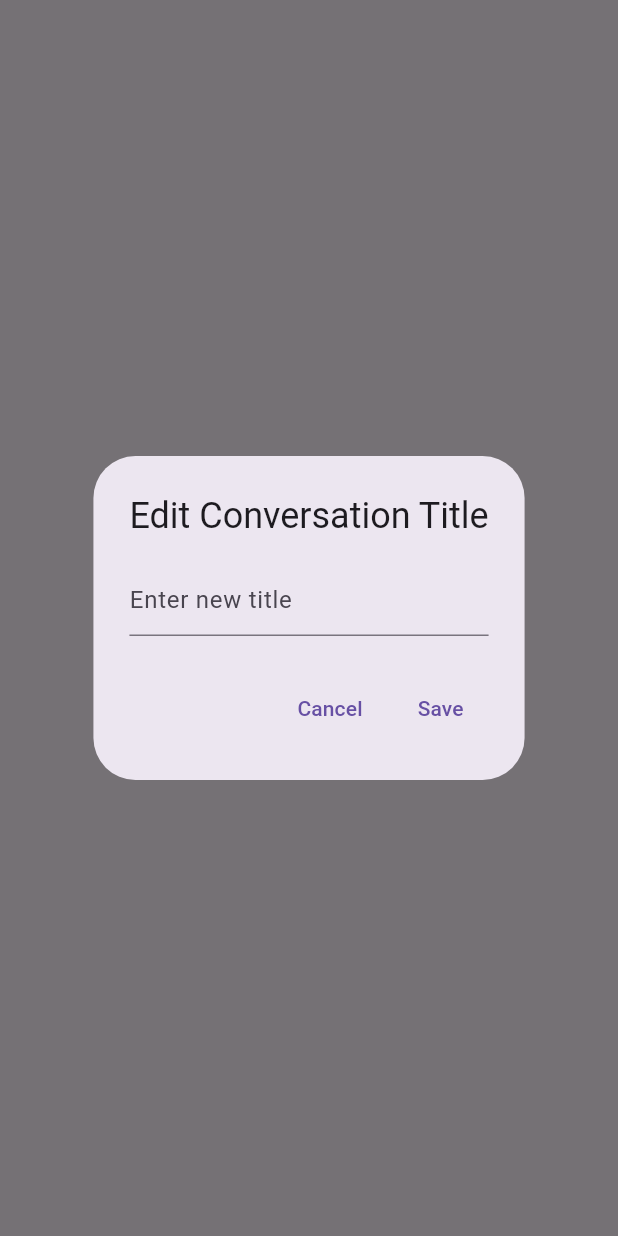
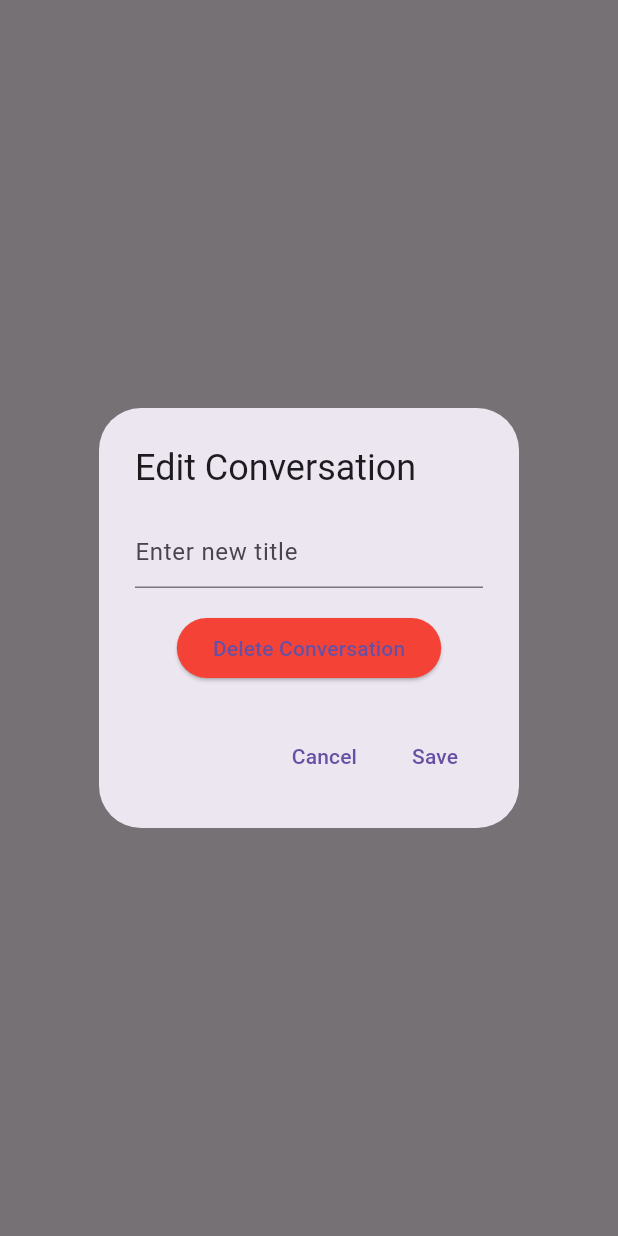
Before and after one commit to Cybertron-Ant/VybeGPT, a Flutter app: what showEditConversationDialog() shows on an empty page, opened directly with empty values, on a phone screen of 412 x 824 dp. Run offline on Flutter 3.47's test engine with Material 3 defaults, Android fonts, the phone set to English and light mode, and no system bars; our stand-ins replace cloud_firestore, firebase_auth, firebase_core, google_generative_ai, google_sign_in; missing offline and left inert: flutter_facebook_auth; accounts and stored records are empty; network calls fail.

Commit message:
feat(ai_tool): added conversation deletion functionality:
This commit introduces the ability to delete saved conversations from the AI tool.

The following changes were made:

- ConversationRepository:
    - Added a `deleteConversation` method to handle the deletion of conversation documents from Firestore.

- edit_conversation_dialog.dart:
    - Modified the `showEditConversationDialog` function to include a "Delete Conversation" button.
    - Added logic to call the `deleteConversation` method when the delete button is pressed.

This enhancement provides users with more control over their saved conversations and improves the overall user experience.

```diff
--- a/lib/components/ai_tool/core/widgets/edit_conversation_dialog.dart
+++ b/lib/components/ai_tool/core/widgets/edit_conversation_dialog.dart
@@ -22,11 +22,34 @@ Future<void> showEditConversationDialog({
     builder: (BuildContext context) {
 
       return AlertDialog(
-        title: const Text('Edit Conversation Title'),  // dialog title
+        title: const Text('Edit Conversation'),  // dialog title (modified)
 
-        content: TextField(
-          controller: titleController,  // controller for the text field
-          decoration: const InputDecoration(hintText: 'Enter new title'),  // hint text for the text field
+        content: Column(
+          mainAxisSize: MainAxisSize.min,
+          children: [
+            TextField(
+              controller: titleController,  // controller for the text field
+              decoration: const InputDecoration(hintText: 'Enter new title'),  // hint text for the text field
+            ),
+            const SizedBox(height: 16),
+            // Delete button
+            ElevatedButton(
+              style: ElevatedButton.styleFrom(
+                backgroundColor: Colors.red, // Red color for delete
+              ),
+              onPressed: () async {
+                // Delete the conversation from Firestore
+                await Provider.of<ConversationRepository>(context, listen: false)
+                    .deleteConversation(userEmail, conversationId);
+                if (context.mounted) {
+                  Navigator.of(context).pop(); // Close the dialog
+                  // You might want to add navigation logic here
+                  // to go back to the previous screen after deletion
+                }
+              },
+              child: const Text('Delete Conversation'),
+            ),
+          ],
         ),
 
         actions: <Widget>[
```
Also changed, not shown: lib/components/ai_tool/features/chat/data/conversation_repository.dart (+17 -0 lines).
